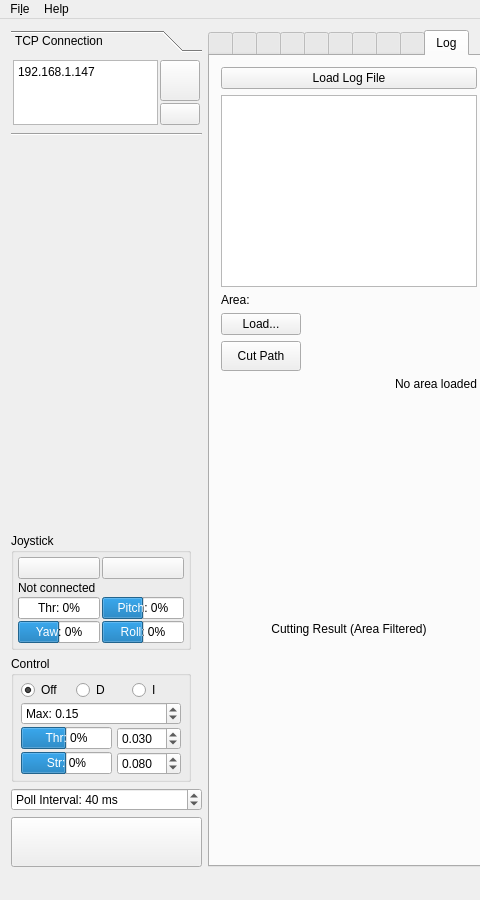
Before: the Qt Designer form Linux/RControlStation/mainwindow.ui in GunnarLarssonSLU/rise_sdvp, drawn with Qt 5; both pictures show x 0 to 480 and y 0 to 900 of the 1200 by 900 pixel window.
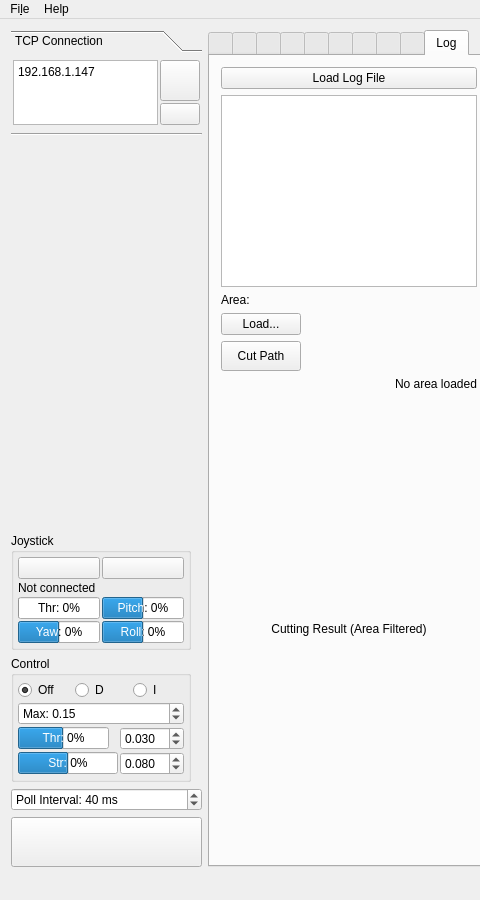
After: the same form once the commit is applied. The open tabs and pages were chosen to show the change. Icons and pictures are not drawn. Custom widgets are drawn as their Qt base class.

```diff
--- a/Linux/RControlStation/mainwindow.ui
+++ b/Linux/RControlStation/mainwindow.ui
@@ -36,9 +36,9 @@
      <height>16777215</height>
     </size>
    </property>
-   <layout class="QHBoxLayout" name="horizontalLayout" stretch="0,1">
+   <layout class="QHBoxLayout" name="horizontalLayout" stretch="0,2">
     <item>
-     <layout class="QVBoxLayout" name="verticalLayout">
+     <layout class="QVBoxLayout" name="verticalLayout" stretch="0,0,1">
       <item>
        <widget class="QToolBox" name="toolBox">
         <property name="enabled">
@@ -166,7 +166,7 @@
         <property name="sizeHint" stdset="0">
          <size>
           <width>20</width>
-          <height>40</height>
+          <height>400</height>
          </size>
         </property>
        </spacer>
@@ -290,6 +290,12 @@
       </item>
       <item>
        <widget class="QGroupBox" name="groupBox_3">
+        <property name="sizePolicy">
+         <sizepolicy hsizetype="Preferred" vsizetype="Preferred">
+          <horstretch>1</horstretch>
+          <verstretch>0</verstretch>
+         </sizepolicy>
+        </property>
         <property name="maximumSize">
          <size>
           <width>180</width>
@@ -319,7 +325,7 @@
           <widget class="QProgressBar" name="throttleBar">
            <property name="sizePolicy">
             <sizepolicy hsizetype="Fixed" vsizetype="Fixed">
-             <horstretch>0</horstretch>
+             <horstretch>1</horstretch>
              <verstretch>0</verstretch>
             </sizepolicy>
            </property>
@@ -337,8 +343,8 @@
          <item row="3" column="0">
           <widget class="QProgressBar" name="steeringBar">
            <property name="sizePolicy">
-            <sizepolicy hsizetype="Fixed" vsizetype="Fixed">
-             <horstretch>0</horstretch>
+            <sizepolicy hsizetype="MinimumExpanding" vsizetype="Fixed">
+             <horstretch>1</horstretch>
              <verstretch>0</verstretch>
             </sizepolicy>
            </property>
@@ -386,6 +392,12 @@
          </item>
          <item row="1" column="0" colspan="2">
           <widget class="QDoubleSpinBox" name="throttleMaxBox">
+           <property name="sizePolicy">
+            <sizepolicy hsizetype="MinimumExpanding" vsizetype="Fixed">
+             <horstretch>1</horstretch>
+             <verstretch>0</verstretch>
+            </sizepolicy>
+           </property>
            <property name="prefix">
             <string>Max: </string>
            </property>
@@ -404,7 +416,7 @@
           <widget class="QDoubleSpinBox" name="throttleGainBox">
            <property name="sizePolicy">
             <sizepolicy hsizetype="Fixed" vsizetype="Fixed">
-             <horstretch>0</horstretch>
+             <horstretch>1</horstretch>
              <verstretch>0</verstretch>
             </sizepolicy>
            </property>
@@ -427,6 +439,12 @@
          </item>
          <item row="3" column="1">
           <widget class="QDoubleSpinBox" name="steeringGainBox">
+           <property name="sizePolicy">
+            <sizepolicy hsizetype="Minimum" vsizetype="Fixed">
+             <horstretch>1</horstretch>
+             <verstretch>0</verstretch>
+            </sizepolicy>
+           </property>
            <property name="toolTip">
             <string>Keyboard gain</string>
            </property>
```
Left out of the diff: 17 changed lines with no effect on the pictures.
